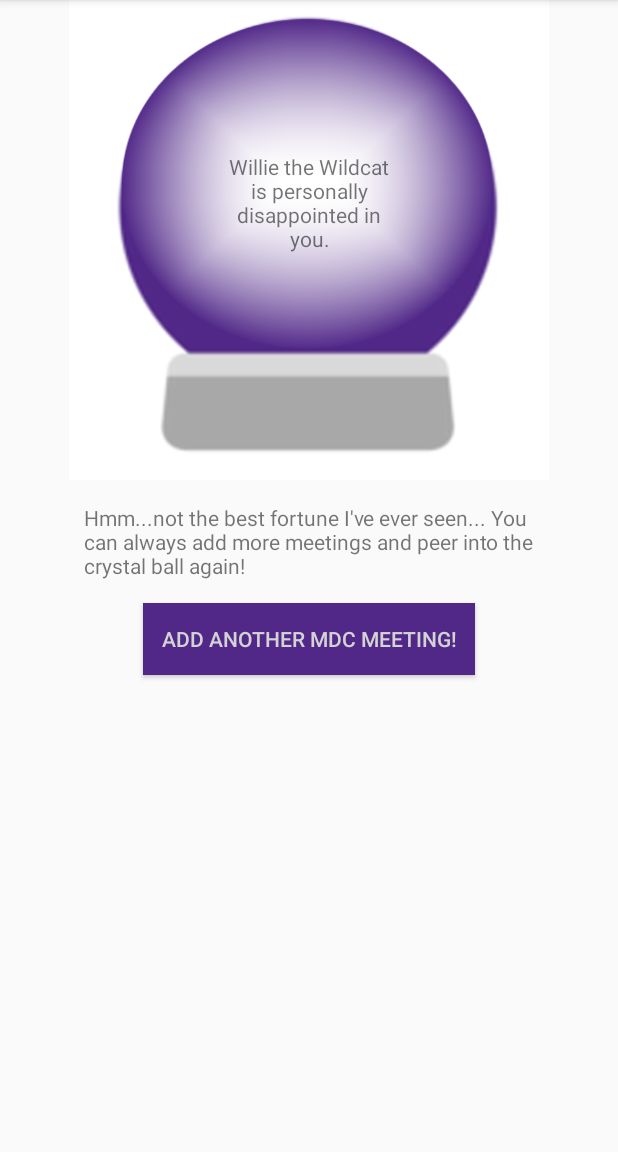
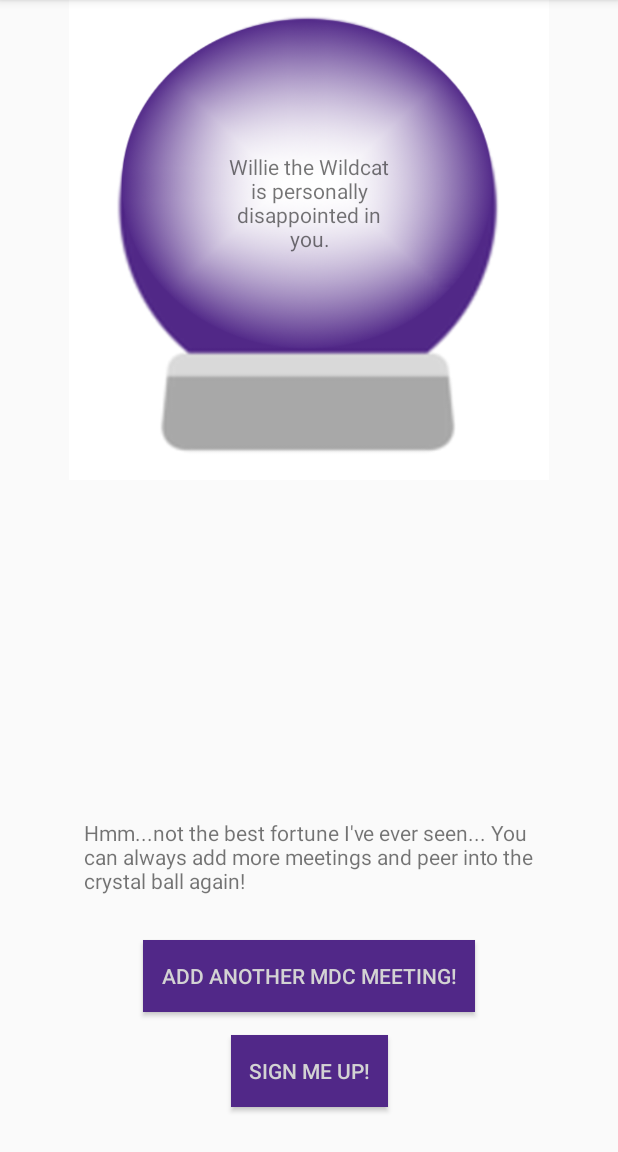
Before and after one commit to KSU-Mobile-Dev-Club/FortuneTeller, an Android app: the FortuneActivity screen opened directly, with no data from a screen before it, on a phone screen of 412 x 824 dp, the part 84-1236 px from its top. Run offline under Robolectric (Android 15) with nearby library versions, the phone set to English and light mode, and no system bars.

Commit message:
Reorganizing activity_fortune layout and localizing strings.

```diff
--- a/app/src/main/res/layout/activity_fortune.xml
+++ b/app/src/main/res/layout/activity_fortune.xml
@@ -30,22 +30,31 @@
         android:id="@+id/meetingCountLabel"
         android:layout_width="300dp"
         android:layout_height="wrap_content"
-        android:layout_marginTop="15dp"
+        android:layout_marginBottom="30dp"
         app:layout_constraintEnd_toEndOf="parent"
         app:layout_constraintStart_toStartOf="parent"
-        app:layout_constraintTop_toBottomOf="@+id/crystalBall" />
+        app:layout_constraintBottom_toTopOf="@+id/addMeetingButton" />
 
     <Button
         android:id="@+id/addMeetingButton"
+        style="@style/buttonStyle"
         android:layout_width="wrap_content"
         android:layout_height="wrap_content"
+        android:layout_marginBottom="15dp"
+        android:text="@string/add_another_meeting"
+        app:layout_constraintBottom_toTopOf="@id/emailButton"
+        app:layout_constraintEnd_toEndOf="parent"
+        app:layout_constraintStart_toStartOf="parent" />
+
+    <Button
+        android:id="@+id/emailButton"
         style="@style/buttonStyle"
-        android:layout_marginEnd="8dp"
-        android:layout_marginStart="8dp"
-        android:text="Add another MDC meeting!"
-        android:layout_marginTop="15dp"
+        android:layout_width="wrap_content"
+        android:layout_height="wrap_content"
+        android:layout_marginBottom="30dp"
+        android:text="@string/email_button"
+        app:layout_constraintBottom_toBottomOf="parent"
         app:layout_constraintEnd_toEndOf="parent"
-        app:layout_constraintStart_toStartOf="parent"
-        app:layout_constraintTop_toBottomOf="@id/meetingCountLabel" />
+        app:layout_constraintStart_toStartOf="parent" />
 
 </android.support.constraint.ConstraintLayout>
--- a/app/src/main/res/values/strings.xml
+++ b/app/src/main/res/values/strings.xml
@@ -13,6 +13,8 @@
     <string name="low_meeting_count_label">Hmm...not the best fortune I\'ve ever seen...  You can always add more meetings and peer into the crystal ball again! </string>
     <string name="medium_meeting_count_label">Your future is bright!  But there is still more that MDC can do for you...</string>
     <string name="high_meeting_count_label">Your future is beautiful and fulfilling.  My work is done.</string>
+    <string name="add_another_meeting">Add another MDC meeting!</string>
+    <string name="email_button">Sign me up!</string>
     <string-array name="fortunes">
         <item>Willie the Wildcat is personally disappointed in you.</item>
         <item>You forget how to do the Wabash.</item>
```
